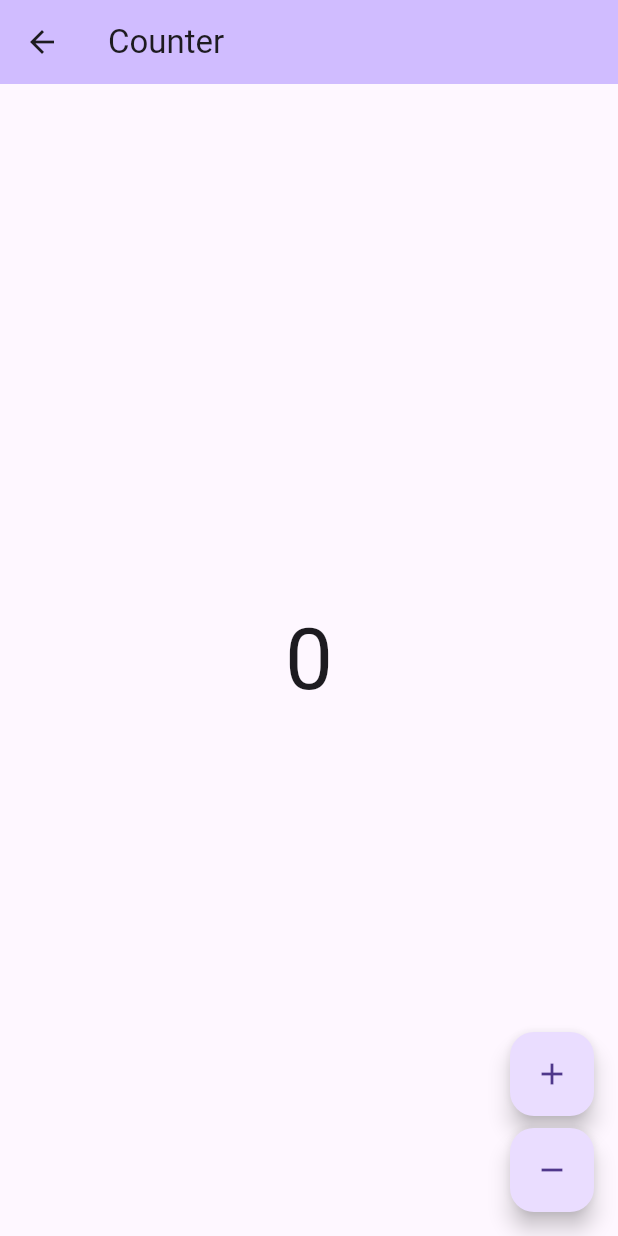
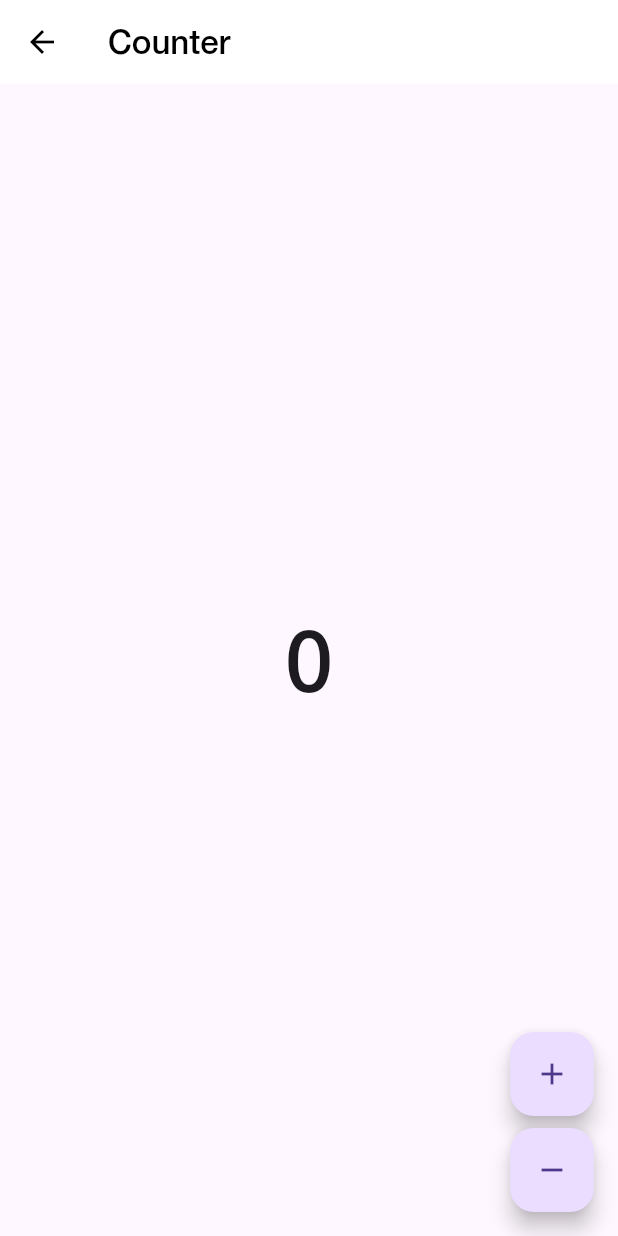
Before and after one commit to albusaidyy/rtm, a Flutter app: the CounterView screen opened directly, on a phone screen of 412 x 824 dp. Run offline on Flutter 3.47's test engine with Material 3 defaults, Android fonts, the light colour scheme and no system bars; our stand-ins replace bloc, flutter_bloc, freezed_annotation, get_it, go_router, supabase_flutter; accounts and stored records are empty; generated files the repository leaves out were written again.

Commit message:
Add styling

```diff
--- /dev/null
+++ b/lib/utils/color_palette.dart
@@ -0,0 +1,14 @@
+import 'package:flutter/material.dart';
+
+class AppTheme {
+  static const Color kPrimaryColor = Color(0xFF007AFF);
+  static const Color kSecondaryColor = Color(0xFF2196F3);
+  static const Color kSecondaryLightColor = Color(0xFFE0E0E0);
+  static const Color kSecondaryGreyColor = Color(0xffDFDFDF);
+  static const Color kBackgroundColor = Color(0xffFFFFFF);
+  static const Color kBlackColor = Color(0xff000000);
+  static const Color kCompletedColor = Color(0xFF0AC14F);
+  static const Color kCancelledColor = Color(0xFFF44336);
+  static const Color kPendingColor = Color(0xFFFFE1B4);
+
+}
```
Also changed, not shown: lib/app/view/app.dart (+6 -3 lines), lib/utils/extensions.dart (added, +14 -0 lines).
